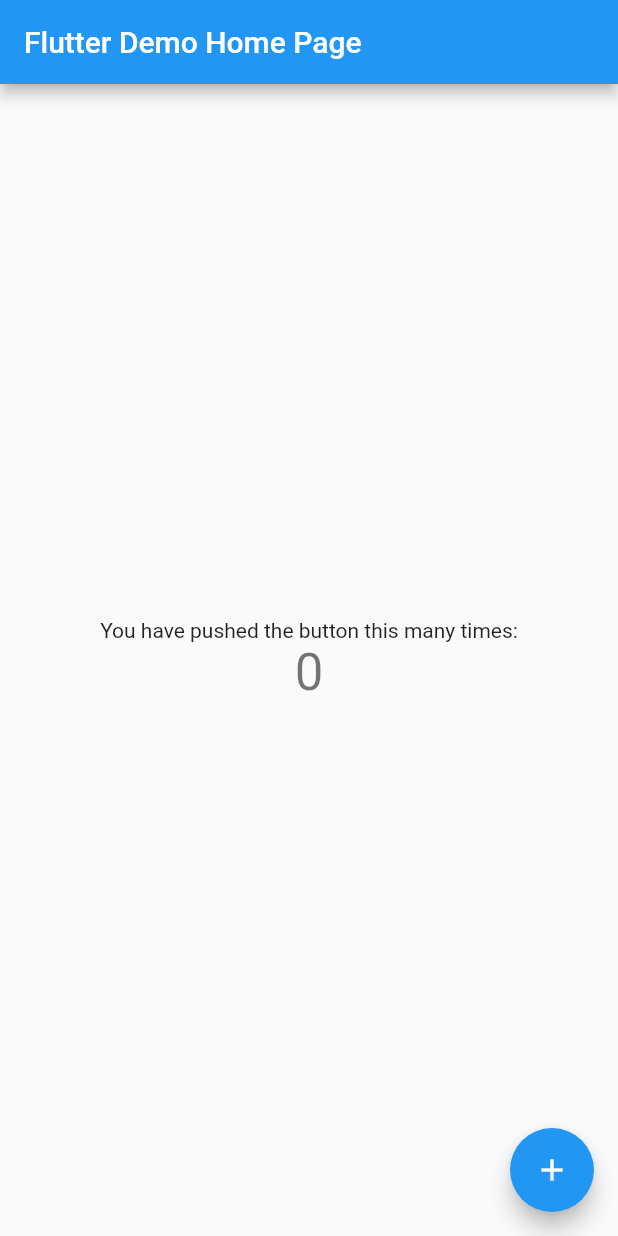
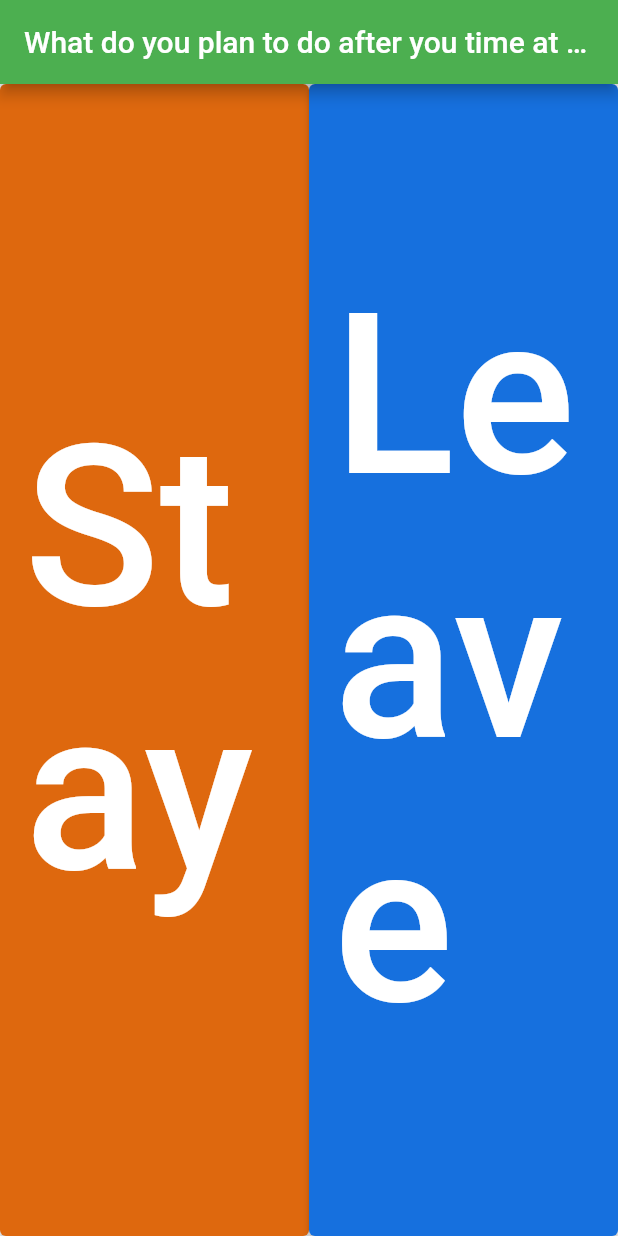
Before and after one commit to charlieforward9/post_intl, a Flutter app: the screen it shows after launch, on a phone screen of 412 x 824 dp. Run offline on Flutter 3.47's test engine with Material 2 defaults, Android fonts, the phone set to English and light mode, and no system bars.

Commit message:
Main page done, form started

```diff
--- a/lib/main.dart
+++ b/lib/main.dart
@@ -1,4 +1,5 @@
 import 'package:flutter/material.dart';
+import 'package:post_intl/form.dart';
 
 void main() {
   runApp(const MyApp());
@@ -7,15 +8,15 @@ void main() {
 class MyApp extends StatelessWidget {
   const MyApp({Key? key}) : super(key: key);
 
-  // This widget is the root of your application.
   @override
   Widget build(BuildContext context) {
     return MaterialApp(
-      title: 'Flutter Demo',
+      title: 'International Student Solution',
       theme: ThemeData(
-        primarySwatch: Colors.blue,
+        primarySwatch: Colors.green,
       ),
-      home: const MyHomePage(title: 'Flutter Demo Home Page'),
+      home: const MyHomePage(
+          title: "What do you plan to do after you time at UF?"),
     );
   }
 }
@@ -30,39 +31,60 @@ class MyHomePage extends StatefulWidget {
 }
 
 class _MyHomePageState extends State<MyHomePage> {
-  int _counter = 0;
-
-  void _incrementCounter() {
-    setState(() {
-      _counter++;
-    });
-  }
-
   @override
   Widget build(BuildContext context) {
+    double width = MediaQuery.of(context).size.width / 2;
+    double height = MediaQuery.of(context).size.height;
+
     return Scaffold(
       appBar: AppBar(
         title: Text(widget.title),
       ),
       body: Center(
-        child: Column(
+        child: Row(
           mainAxisAlignment: MainAxisAlignment.center,
           children: <Widget>[
-            const Text(
-              'You have pushed the button this many times:',
+            SizedBox(
+              width: width,
+              height: height,
+              child: ElevatedButton(
+                style: ElevatedButton.styleFrom(
+                  primary: Color.fromARGB(255, 222, 104, 14),
+                ),
+                onPressed: () => Navigator.of(context).push(
+                  MaterialPageRoute<void>(
+                    builder: (BuildContext context) =>
+                        FormPage(status: "Stay"),
+                  ),
+                ),
+                child: const Text(
+                  "Stay",
+                  style: TextStyle(fontSize: 150),
+                ),
+              ),
             ),
-            Text(
-              '$_counter',
-              style: Theme.of(context).textTheme.headline4,
+            SizedBox(
+              width: width,
+              height: height,
+              child: ElevatedButton(
+                style: ElevatedButton.styleFrom(
+                  primary: Color.fromARGB(255, 22, 112, 222),
+                ),
+                onPressed: () => Navigator.of(context).push(
+                  MaterialPageRoute<void>(
+                    builder: (BuildContext context) =>
+                        FormPage(status: "Leave"),
+                  ),
+                ),
+                child: const Text(
+                  "Leave",
+                  style: TextStyle(fontSize: 150),
+                ),
+              ),
             ),
           ],
         ),
       ),
-      floatingActionButton: FloatingActionButton(
-        onPressed: _incrementCounter,
-        tooltip: 'Increment',
-        child: const Icon(Icons.add),
-      ), // This trailing comma makes auto-formatting nicer for build methods.
     );
   }
 }
--- /dev/null
+++ b/lib/resources.dart
@@ -0,0 +1 @@
+//TODO make a widget to hold the information needed when the form is submitted (suggestions)
```
Also changed, not shown: lib/form.dart (added, +98 -0 lines).
